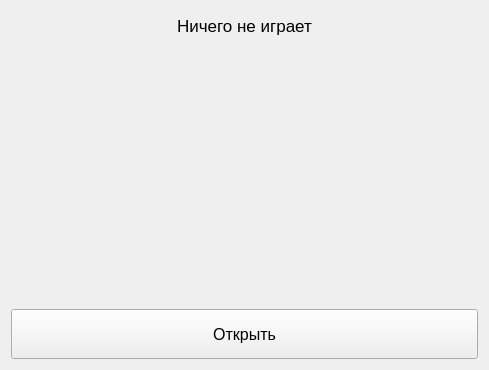
This is ui/karaoke.ui in Vladius25/karaoke as Qt 5 draws it before an edit. The edited form follows.
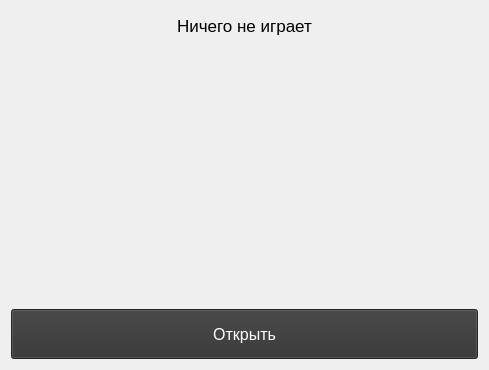
This is the edited form.

What changed in the file:
```diff
--- a/ui/karaoke.ui
+++ b/ui/karaoke.ui
@@ -81,7 +81,7 @@
         <enum>Qt::LeftToRight</enum>
        </property>
        <property name="styleSheet">
-        <string notr="true"/>
+        <string notr="true">QPushButton { background: #333; color: white }</string>
        </property>
        <property name="text">
         <string>Открыть</string>
```
